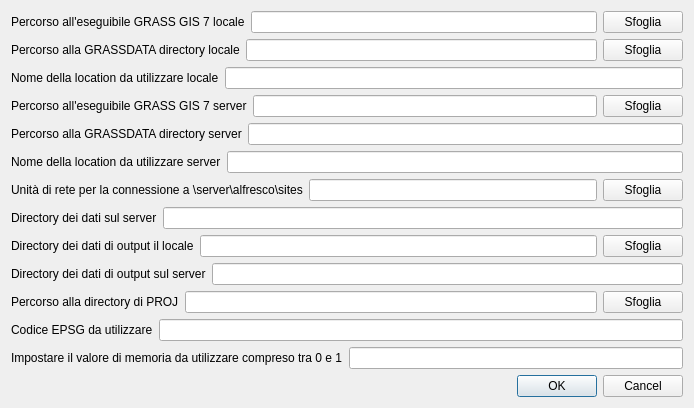
This is ui/settings.ui in ProvinciaAutonomaTrento/STEM as Qt 5 draws it before an edit. The edited form follows.
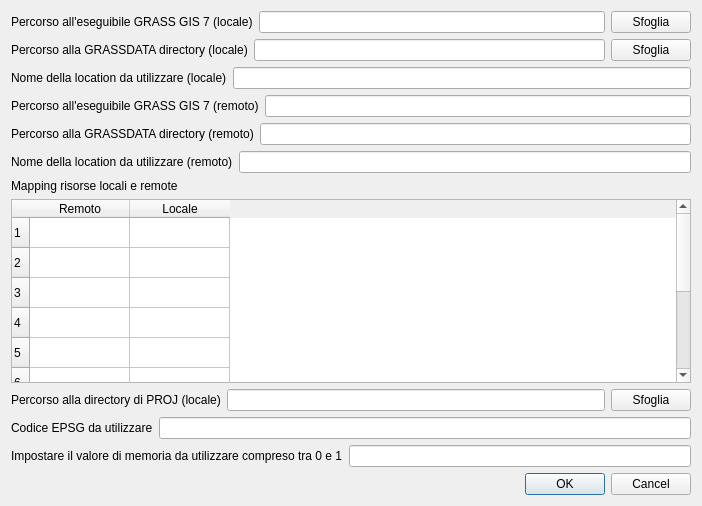
This is the edited form.

Commit message:
Nuona interfaccia impostazioni.
Il path per il file temporaneo della maschera e` hard coded. ('Y:\\').
Plugin diversi dall'Accatastamento non funzionano piu` con le ultime
modifiche.

Diff of the .ui file:
```diff
--- a/ui/settings.ui
+++ b/ui/settings.ui
@@ -6,8 +6,8 @@
    <rect>
     <x>0</x>
     <y>0</y>
-    <width>694</width>
-    <height>405</height>
+    <width>700</width>
+    <height>506</height>
    </rect>
   </property>
   <property name="windowTitle">
@@ -16,12 +16,15 @@
   <layout class="QVBoxLayout" name="verticalLayout_2">
    <item>
     <layout class="QVBoxLayout" name="verticalLayout">
+     <property name="sizeConstraint">
+      <enum>QLayout::SetNoConstraint</enum>
+     </property>
      <item>
       <layout class="QHBoxLayout" name="horizontalLayout">
        <item>
         <widget class="QLabel" name="label_grass">
          <property name="text">
-          <string>Percorso all'eseguibile GRASS GIS 7 locale</string>
+          <string>Percorso all'eseguibile GRASS GIS 7 (locale)</string>
          </property>
         </widget>
        </item>
@@ -42,7 +45,7 @@
        <item>
         <widget class="QLabel" name="label_grassdata">
          <property name="text">
-          <string>Percorso alla GRASSDATA directory locale</string>
+          <string>Percorso alla GRASSDATA directory (locale)</string>
          </property>
         </widget>
        </item>
@@ -63,7 +66,7 @@
        <item>
         <widget class="QLabel" name="label_grasslocation">
          <property name="text">
-          <string>Nome della location da utilizzare locale</string>
+          <string>Nome della location da utilizzare (locale)</string>
          </property>
         </widget>
        </item>
@@ -77,20 +80,13 @@
        <item>
         <widget class="QLabel" name="label_grassserver">
          <property name="text">
-          <string>Percorso all'eseguibile GRASS GIS 7 server</string>
+          <string>Percorso all'eseguibile GRASS GIS 7 (remoto)</string>
          </property>
         </widget>
        </item>
        <item>
         <widget class="QLineEdit" name="lineEdit_grassserver"/>
        </item>
-       <item>
-        <widget class="QPushButton" name="pushButton_grassserver">
-         <property name="text">
-          <string>Sfoglia</string>
-         </property>
-        </widget>
-       </item>
       </layout>
      </item>
      <item>
@@ -98,7 +94,7 @@
        <item>
         <widget class="QLabel" name="label_grassdataserver">
          <property name="text">
-          <string>Percorso alla GRASSDATA directory server</string>
+          <string>Percorso alla GRASSDATA directory (remoto)</string>
          </property>
         </widget>
        </item>
@@ -112,7 +108,7 @@
        <item>
         <widget class="QLabel" name="label_grasslocationserver">
          <property name="text">
-          <string>Nome della location da utilizzare server</string>
+          <string>Nome della location da utilizzare (remoto)</string>
          </property>
         </widget>
        </item>
@@ -126,77 +122,57 @@
        <item>
         <widget class="QLabel" name="label_localdata">
          <property name="text">
-          <string>&lt;html&gt;&lt;head/&gt;&lt;body&gt;&lt;p&gt;Unità di rete per la connessione a \server\alfresco\sites&lt;/p&gt;&lt;/body&gt;&lt;/html&gt;</string>
+          <string>Mapping risorse locali e remote</string>
          </property>
         </widget>
        </item>
-       <item>
-        <widget class="QLineEdit" name="lineEdit_datalocal"/>
-       </item>
-       <item>
-        <widget class="QPushButton" name="pushButton_datalocal">
-         <property name="text">
-          <string>Sfoglia</string>
-         </property>
-        </widget>
-       </item>
       </layout>
      </item>
      <item>
-      <layout class="QHBoxLayout" name="horizontalLayout_11">
-       <item>
-        <widget class="QLabel" name="label_serverdata">
-         <property name="text">
-          <string>Directory dei dati sul server</string>
-         </property>
-        </widget>
-       </item>
-       <item>
-        <widget class="QLineEdit" name="lineEdit_serverdata"/>
-       </item>
-      </layout>
+      <widget class="QTableWidget" name="tableWidget">
+       <property name="minimumSize">
+        <size>
+         <width>680</width>
+         <height>0</height>
+        </size>
+       </property>
+       <property name="rowCount">
+        <number>10</number>
+       </property>
+       <property name="columnCount">
+        <number>2</number>
+       </property>
+       <row/>
+       <row/>
+       <row/>
+       <row/>
+       <row/>
+       <row/>
+       <row/>
+       <row/>
+       <row/>
+       <row/>
+       <column>
+        <property name="text">
+         <string>Remoto</string>
+        </property>
+       </column>
+       <column>
+        <property name="text">
+         <string>Locale</string>
+        </property>
+       </column>
+      </widget>
      </item>
      <item>
-      <layout class="QHBoxLayout" name="horizontalLayout_13">
-       <item>
-        <widget class="QLabel" name="label_outputlocal">
-         <property name="text">
-          <string>Directory dei dati di output il locale</string>
-         </property>
-        </widget>
-       </item>
-       <item>
-        <widget class="QLineEdit" name="lineEdit_outputlocal"/>
-       </item>
-       <item>
-        <widget class="QPushButton" name="pushButton_outputlocal">
-         <property name="text">
-          <string>Sfoglia</string>
-         </property>
-        </widget>
-       </item>
-      </layout>
-     </item>
-     <item>
-      <layout class="QHBoxLayout" name="horizontalLayout_12">
-       <item>
-        <widget class="QLabel" name="label_outserverdata">
-         <property name="text">
-          <string>Directory dei dati di output sul server</string>
-         </property>
-        </widget>
-       </item>
-       <item>
-        <widget class="QLineEdit" name="lineEdit_outserverdata"/>
-       </item>
-      </layout>
+      <layout class="QHBoxLayout" name="horizontalLayout_13"/>
      </item>
      <item>
       <layout class="QHBoxLayout" name="horizontalLayout_8">
        <item>
         <widget class="QLabel" name="label_proj">
          <property name="text">
-          <string>Percorso alla directory di PROJ</string>
+          <string>Percorso alla directory di PROJ (locale)</string>
          </property>
         </widget>
        </item>
```
Left out of the diff: 4 changed lines with no effect on the pictures. The commit also changes 6 other files.
